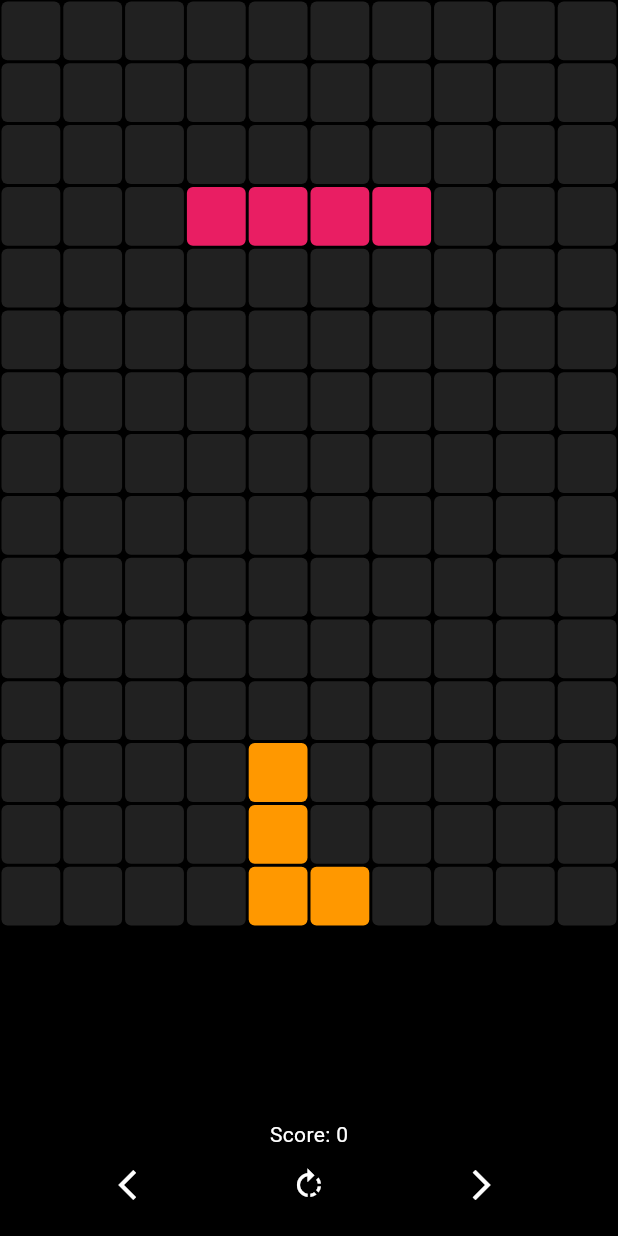
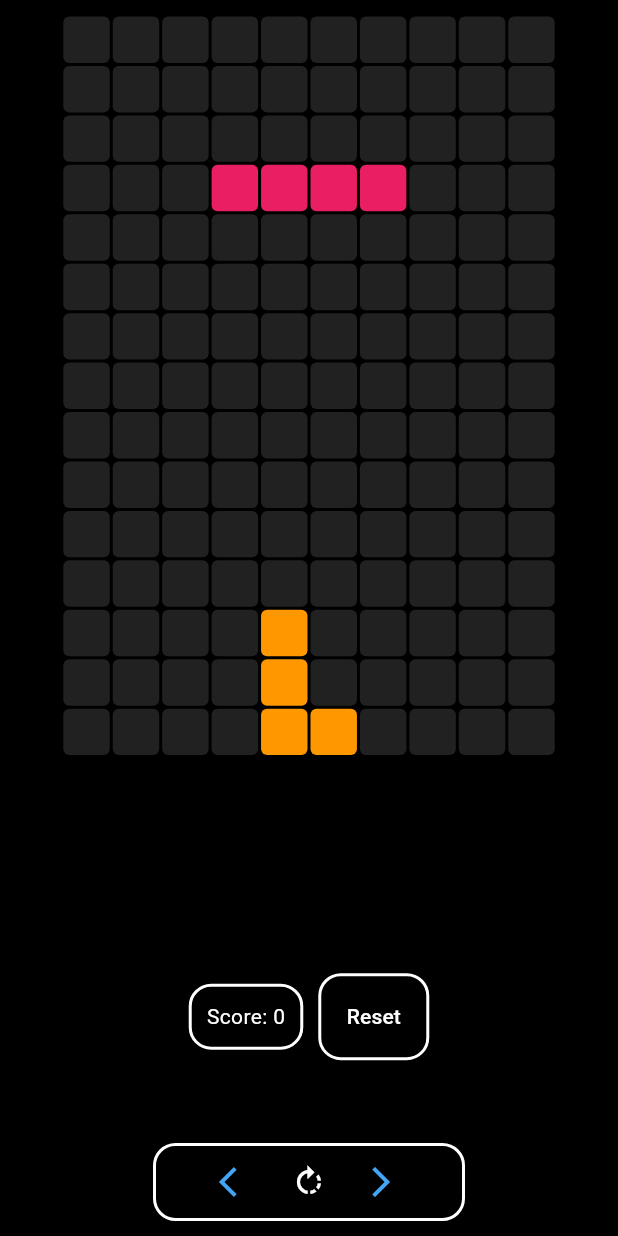
Before and after one commit to Siddharth0802/tetris, a Flutter app: the screen it shows after launch, on a phone screen of 412 x 824 dp. Run offline on Flutter 3.47's test engine with Material 3 defaults, Android fonts, the phone set to English and light mode, and no system bars.

Commit message:
Web View Updated, Reset button Added

```diff
--- a/lib/board.dart
+++ b/lib/board.dart
@@ -116,6 +116,10 @@ class _GameBoardState extends State<GameBoard> {
 
     //start the game
     startGame();
+  }
+
+  void resetGame1() {
+    gameOver = true;
   }
 
   //check for collision on future position
@@ -255,12 +259,20 @@ class _GameBoardState extends State<GameBoard> {
 
   @override
   Widget build(BuildContext context) {
+    final currentWidth = MediaQuery.of(context).size.width;
+    final currentHeight = MediaQuery.of(context).size.height;
     return Scaffold(
       backgroundColor: Colors.black,
       body: Column(
+        mainAxisAlignment: MainAxisAlignment.spaceBetween,
         children: [
           //Game Grid
-          Expanded(
+          Container(
+            // decoration: (BoxDecoration(color: Colors.white)),
+            margin: EdgeInsets.only(top: 10, bottom: 1),
+            padding: EdgeInsets.only(top: 0, bottom: 0),
+            width: 0.4 * currentHeight,
+            height: 0.64 * currentHeight,
             child: GridView.builder(
               itemCount: rowLength * colLength,
               // physics: NeverScrollableScrollPhysics(),
@@ -282,8 +294,7 @@ class _GameBoardState extends State<GameBoard> {
 
                 else if (gameBoard[row][col] != null) {
                   final Tetromino? tetrominoType = gameBoard[row][col];
-                  return Pixel(
-                      color: tetrominoColors[tetrominoType]);
+                  return Pixel(color: tetrominoColors[tetrominoType]);
                 }
 
                 //blank pixel
@@ -296,22 +307,72 @@ class _GameBoardState extends State<GameBoard> {
             ),
           ),
 
+          Expanded(
+            child: SizedBox(),
+          ),
+          Expanded(
+            child: SizedBox(),
+          ),
+
           //SCORE
-          Text(
+          Row(
+            mainAxisAlignment: MainAxisAlignment.center,
+            children: [
+              Container(
+                padding: EdgeInsets.all(10),
+                decoration: BoxDecoration(
+                    border: Border.all(width: 2, color: Colors.white),
+                    borderRadius: BorderRadius.circular(15)),
+                child: Text(
                   'Score: $currentScore',
                   style: TextStyle(color: Colors.white),
+                ),
+              ),
+              SizedBox(
+                width: 10,
+              ),
+              Container(
+                padding: EdgeInsets.all(3),
+                decoration: BoxDecoration(
+                    border: Border.all(width: 2, color: Colors.white),
+                    borderRadius: BorderRadius.circular(15)),
+                child: TextButton(
+                    onPressed: resetGame1,
+                    child: Text(
+                      "Reset",
+                      style: TextStyle(
+                        color: Colors.white,
+                      ),
+                    )),
+              ),
+            ],
+          ),
+
+          Expanded(
+            child: SizedBox(),
           ),
 
           //Game Controls
 
           Padding(
-            padding: const EdgeInsets.only(bottom: 10.0),
+            padding: const EdgeInsets.only(bottom: 10),
+            child: Row(
+              mainAxisAlignment: MainAxisAlignment.spaceBetween,
+              children: [
+                Expanded(
+                  child: SizedBox(),
+                ),
+                Container(
+                  padding: EdgeInsets.symmetric(horizontal: 30),
+                  decoration: BoxDecoration(
+                      border: Border.all(width: 2, color: Colors.white),
+                      borderRadius: BorderRadius.circular(15)),
                   child: Row(
                     mainAxisAlignment: MainAxisAlignment.spaceEvenly,
                     children: [
                       IconButton(
                           onPressed: moveLeft,
-                    color: Colors.white,
+                          color: Colors.blue[400],
                           icon: Icon(Icons.arrow_back_ios)),
                       IconButton(
                           onPressed: rotatePiece,
@@ -319,11 +380,15 @@ class _GameBoardState extends State<GameBoard> {
                           icon: Icon(Icons.rotate_right)),
                       IconButton(
                           onPressed: moveRight,
-                    color: Colors.white,
+                          color: Colors.blue[400],
                           icon: Icon(Icons.arrow_forward_ios)),
                     ],
                   ),
-          )
+                ),
+                Expanded(child: SizedBox())
+              ],
+            ),
+          ),
         ],
       ),
     );
--- a/lib/piece.dart
+++ b/lib/piece.dart
@@ -374,7 +374,7 @@ class Piece {
               position[0],
               position[2],
               position[3],
-              position[2] + 1
+              position[2] + rowLength,
             ];
             //update position
             if (piecePositionIsValid(newPosition)) {
```
Lines whose indentation alone changed are shown as unchanged.
